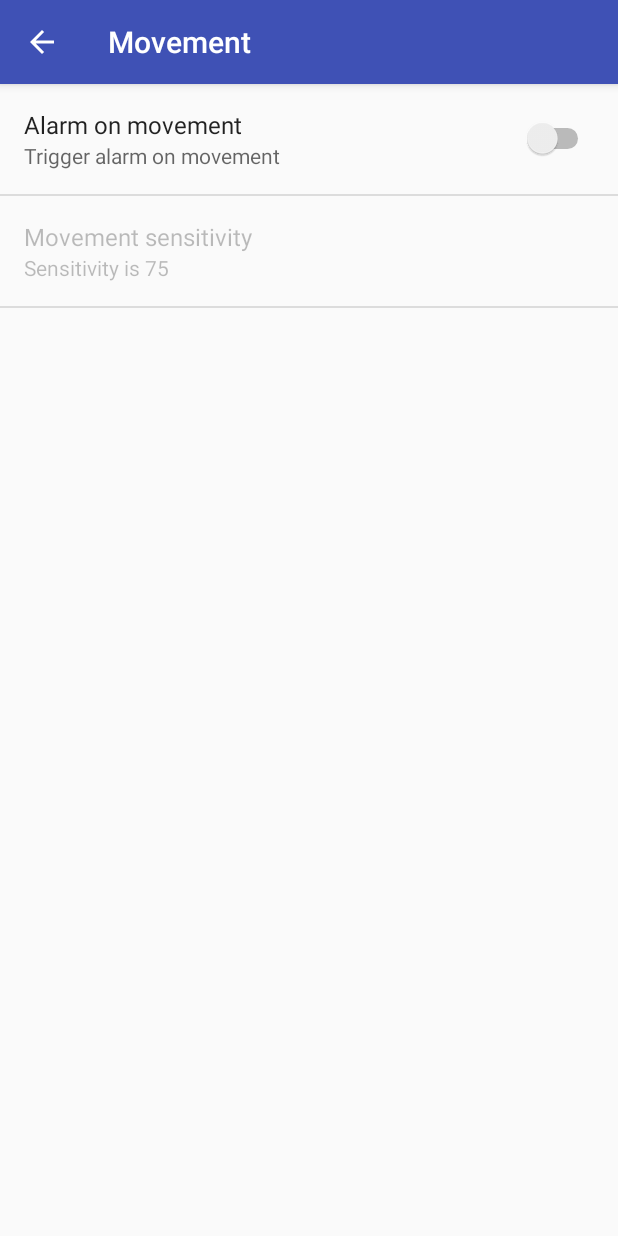
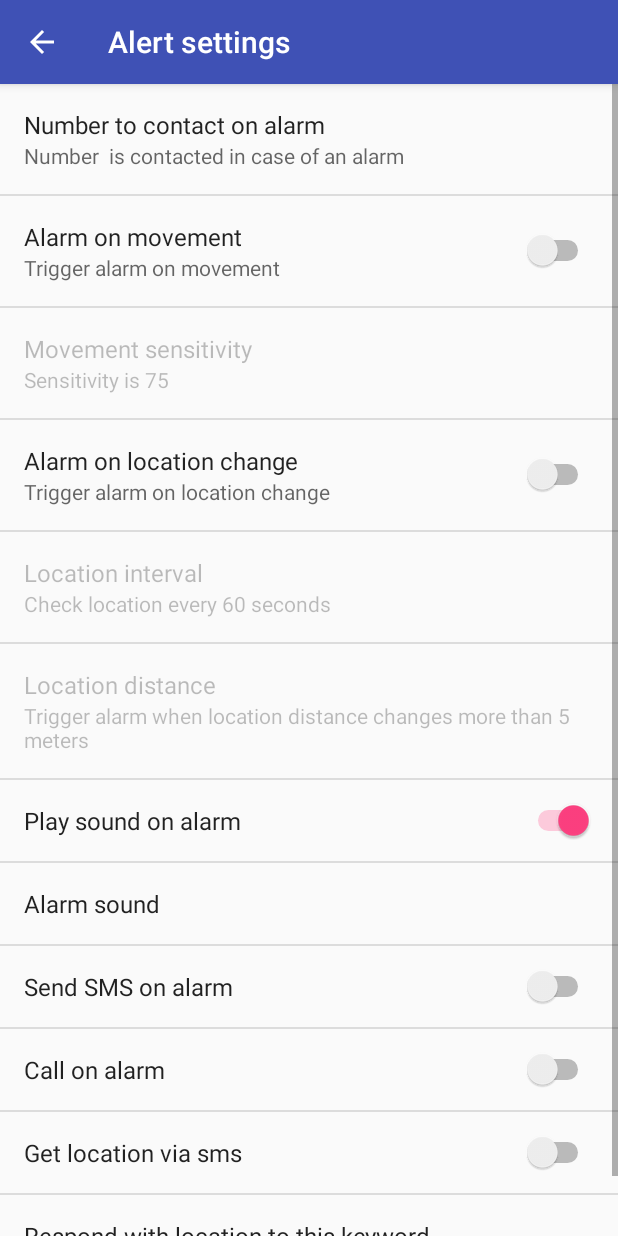
Before and after one commit to kalverk/my-guard, an Android app: the SettingsActivity screen opened directly, with no data from a screen before it, after a tap on "Alarm on movement", on a phone screen of 412 x 824 dp. Run offline under Robolectric (Android 15) with nearby library versions, the phone set to English and light mode, and no system bars; 2 other taps on this screen came first.

Commit message:
get location on sms

```diff
--- a/app/src/main/AndroidManifest.xml
+++ b/app/src/main/AndroidManifest.xml
@@ -5,6 +5,8 @@
     <uses-permission android:name="android.permission.ACCESS_FINE_LOCATION" />
     <uses-permission android:name="android.permission.ACCESS_COARSE_LOCATION" />
     <uses-permission android:name="android.permission.SEND_SMS" />
+    <uses-permission android:name="android.permission.READ_SMS" />
+    <uses-permission android:name="android.permission.RECEIVE_SMS" />
     <uses-permission android:name="android.permission.CALL_PHONE" />
     <uses-permission android:name="android.permission.READ_PHONE_STATE" />
 
@@ -51,6 +53,8 @@
                 <action android:name="android.intent.action.BATTERY_LOW" />
             </intent-filter>
         </receiver>
+
+        <receiver android:name=".service.SMSListener" />
     </application>
 
 </manifest>
--- a/app/src/main/java/com/myguard/MainActivity.java
+++ b/app/src/main/java/com/myguard/MainActivity.java
@@ -29,8 +29,6 @@ public class MainActivity extends AppCompatActivity {
     //TODO lag for alert so that vibration does not trigger the alarm - vibration is set to zero, works?
 
     //TODO add loggin so we can pull exceptions and events (ondestroy, oncreate etc.) to validate how app behaves when battery is dead does it start when it gets juice?
-
-    //TODO feature where you can request location via sms
 
     private static final String APP_RUN_FIRST_TIME = "app_run_first_time";
 
--- a/app/src/main/java/com/myguard/alerts/AlertHandler.java
+++ b/app/src/main/java/com/myguard/alerts/AlertHandler.java
@@ -28,8 +28,8 @@ public class AlertHandler {
         }
     }
 
-    public static void stop(Context context) {
-        AlarmPlayer.stop(context);
+    public static void stop(Context context, AlertParameters alertParameters) {
+        AlarmPlayer.stop(context, alertParameters);
     }
 
 }
--- a/app/src/main/java/com/myguard/service/BatteryLevelReceiver.java
+++ b/app/src/main/java/com/myguard/service/BatteryLevelReceiver.java
@@ -17,6 +17,8 @@ public class BatteryLevelReceiver extends BroadcastReceiver {
     private long smsDiff = 3600000;
     private long lastSMS = 0;
 
+    //TODO send SMS when level is low
+
     @Override
     public void onReceive(Context context, Intent intent) {
         Debugger.log(new Object[]{BatteryLevelReceiver.class.getSimpleName(), "onReceive"});
--- a/app/src/main/res/values/strings.xml
+++ b/app/src/main/res/values/strings.xml
@@ -70,7 +70,7 @@
     <string name="pref_description_location_distance">Trigger alarm when location distance changes more than {X} meters</string>
 
     <!-- Alert settings -->
-    <string name="pref_header_alert">Alert</string>
+    <string name="pref_header_alert">Alert settings</string>
 
     <string name="pref_title_sound_alert">Play sound on alarm</string>
 
@@ -80,6 +80,11 @@
 
     <string name="pref_title_call_alert">Call on alarm</string>
 
+    <string name="pref_title_location_via_sms">Get location via sms</string>
+
+    <string name="pref_title_location_keyword">Respond with location to this keyword</string>
+    <string name="pref_description_location_keyword">On receiving {X}, location is returned</string>
+
     <string name="pref_title_alert_number">Number to contact on alarm</string>
     <string name="pref_description_alert_number">Number {X} is contacted in case of an alarm</string>
 </resources>
--- a/app/src/main/res/xml/pref_alert.xml
+++ b/app/src/main/res/xml/pref_alert.xml
@@ -1,4 +1,47 @@
 <PreferenceScreen xmlns:android="http://schemas.android.com/apk/res/android">
+
+    <EditTextPreference
+        android:inputType="numberSigned"
+        android:key="alert_number"
+        android:summary="@string/pref_description_alert_number"
+        android:title="@string/pref_title_alert_number" />
+
+    <SwitchPreference
+        android:defaultValue="true"
+        android:key="movement_enabled"
+        android:summary="@string/pref_description_movement"
+        android:title="@string/pref_title_movement" />
+
+    <EditTextPreference
+        android:defaultValue="75"
+        android:dependency="movement_enabled"
+        android:inputType="numberSigned"
+        android:key="movement_sensitivity"
+        android:max="200"
+        android:summary="@string/pref_description_movement_sensitivity"
+        android:title="@string/pref_title_movement_sensitivity" />
+
+    <SwitchPreference
+        android:defaultValue="false"
+        android:key="location_enabled"
+        android:summary="@string/pref_description_location"
+        android:title="@string/pref_title_location" />
+
+    <EditTextPreference
+        android:defaultValue="60"
+        android:dependency="location_enabled"
+        android:inputType="numberSigned"
+        android:key="location_interval"
+        android:summary="@string/pref_description_location_interval"
+        android:title="@string/pref_title_location_interval" />
+
+    <EditTextPreference
+        android:defaultValue="5"
+        android:dependency="location_enabled"
+        android:inputType="numberSigned"
+        android:key="location_distance"
+        android:summary="@string/pref_description_location_distance"
+        android:title="@string/pref_title_location_distance" />
 
     <SwitchPreference
         android:defaultValue="true"
@@ -22,11 +65,15 @@
         android:key="call_alert_enabled"
         android:title="@string/pref_title_call_alert" />
 
+    <SwitchPreference
+        android:defaultValue="false"
+        android:key="location_via_sms"
+        android:title="@string/pref_title_location_via_sms" />
+
     <EditTextPreference
-        android:enabled="false"
-        android:inputType="numberSigned"
-        android:key="alert_number"
-        android:summary="@string/pref_description_alert_number"
-        android:title="@string/pref_title_alert_number" />
+        android:defaultValue="location"
+        android:inputType="text"
+        android:key="location_keyword"
+        android:title="@string/pref_title_location_keyword" />
 
 </PreferenceScreen>
--- a/app/src/main/res/xml/pref_headers.xml
+++ b/app/src/main/res/xml/pref_headers.xml
@@ -3,18 +3,8 @@
     <!-- These settings headers are only used on tablets. -->
 
     <header
-        android:fragment="com.myguard.SettingsActivity$MovementPreferenceFragment"
+        android:fragment="com.myguard.SettingsActivity$AlertPreferenceFragment"
         android:icon="@drawable/ic_settings_black_24dp"
-        android:title="@string/pref_header_movement" />
-
-    <header
-        android:fragment="com.myguard.SettingsActivity$LocationPreferenceFragment"
-        android:icon="@drawable/ic_globe_black_24dp"
-        android:title="@string/pref_header_location" />
-
-    <header
-        android:fragment="com.myguard.SettingsActivity$AlertPreferenceFragment"
-        android:icon="@drawable/ic_notifications_black_24dp"
         android:title="@string/pref_header_alert" />
 
 </preference-headers>
--- a/app/src/main/res/xml/pref_location.xml
+++ /dev/null
@@ -1,25 +0,0 @@
-<PreferenceScreen xmlns:android="http://schemas.android.com/apk/res/android">
-
-    <SwitchPreference
-        android:defaultValue="false"
-        android:key="location_enabled"
-        android:summary="@string/pref_description_location"
-        android:title="@string/pref_title_location" />
-
-    <EditTextPreference
-        android:defaultValue="60"
-        android:dependency="location_enabled"
-        android:inputType="numberSigned"
-        android:key="location_interval"
-        android:summary="@string/pref_description_location_interval"
-        android:title="@string/pref_title_location_interval" />
-
-    <EditTextPreference
-        android:defaultValue="5"
-        android:dependency="location_enabled"
-        android:inputType="numberSigned"
-        android:key="location_distance"
-        android:summary="@string/pref_description_location_distance"
-        android:title="@string/pref_title_location_distance" />
-
-</PreferenceScreen>
--- a/app/src/main/res/xml/pref_movement.xml
+++ /dev/null
@@ -1,18 +0,0 @@
-<PreferenceScreen xmlns:android="http://schemas.android.com/apk/res/android">
-
-    <SwitchPreference
-        android:defaultValue="true"
-        android:key="movement_enabled"
-        android:summary="@string/pref_description_movement"
-        android:title="@string/pref_title_movement" />
-
-    <EditTextPreference
-        android:defaultValue="75"
-        android:dependency="movement_enabled"
-        android:inputType="numberSigned"
-        android:key="movement_sensitivity"
-        android:max="200"
-        android:summary="@string/pref_description_movement_sensitivity"
-        android:title="@string/pref_title_movement_sensitivity" />
-
-</PreferenceScreen>
```
Also changed, not shown: app/src/main/java/com/myguard/SettingsActivity.java (+25 -81 lines), app/src/main/java/com/myguard/alerts/AlarmPlayer.java (+6 -7 lines), app/src/main/java/com/myguard/alerts/SMS.java (+8 -2 lines), app/src/main/java/com/myguard/service/MonitoringService.java (+9 -1 lines), app/src/main/java/com/myguard/service/SMSListener.java (+15 -7 lines).
